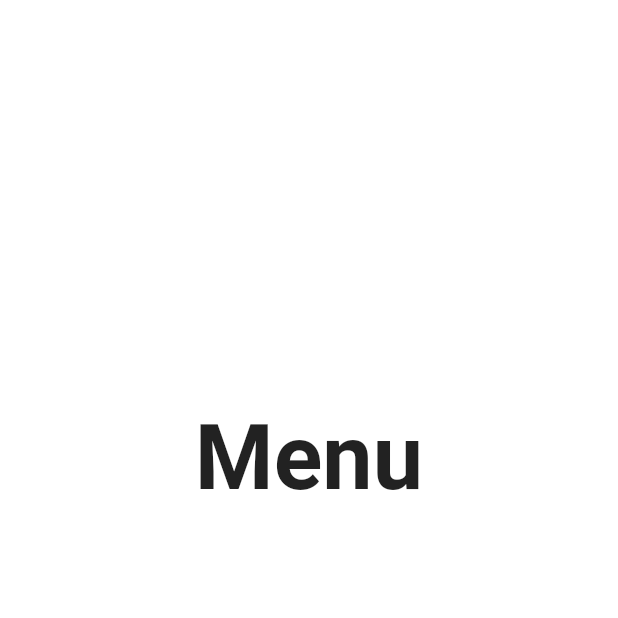
After one commit to softtechforgeeks/Food-Bazaar-App, a Flutter app: the menu_page screen opened directly, on a phone screen of 412 x 824 dp, the top half of it. The commit adds this screen. Run offline on Flutter 3.47's test engine with Material 2 defaults, Android fonts, the phone set to English and light mode, and no system bars; our stand-ins replace cloud_firestore, firebase_auth, firebase_core, fluttertoast, font_awesome_flutter, hexcolor and 1 more; missing offline and left inert: cloud_firestore_web, firebase_analytics_web, firebase_auth_web, firebase_core_web; accounts and stored records are empty.

Commit message:
page added

```diff
--- a/lib/common/theme_helper.dart
+++ b/lib/common/theme_helper.dart
@@ -1,7 +1,7 @@
 import 'package:flutter/material.dart';
 import 'package:hexcolor/hexcolor.dart';
 
-// this widget would be common for all
+// this widget would be common for all required
 class ThemeHelper {
   InputDecoration textInputDecoration(
       [String lableText = "", String hintText = ""]) {
--- /dev/null
+++ b/lib/pages/menu_page.dart
@@ -0,0 +1,46 @@
+import 'package:flutter_login_ui/pages/profile_page.dart';
+import 'package:flutter/material.dart';
+import 'package:flutter_login_ui/common/theme_helper.dart';
+import 'package:flutter_login_ui/services/auth.dart';
+
+//create a new page with a button
+class menu_page extends StatelessWidget {
+  const menu_page({Key? key}) : super(key: key);
+
+  @override
+  Widget build(BuildContext context) {
+    return Scaffold(
+      backgroundColor: Colors.white,
+      body: SingleChildScrollView(
+        child: Column(
+          children: [
+            Container(
+              height: 250,
+              //let's create a common header widget
+            ),
+            SafeArea(
+              child: Container(
+                  padding: EdgeInsets.fromLTRB(20, 10, 20, 10),
+                  margin: EdgeInsets.fromLTRB(
+                      20, 10, 20, 10), // This will be the login form
+                  child: Column(
+                    children: [
+                      Text(
+                        'Menu',
+                        style: TextStyle(
+                            fontSize: 60, fontWeight: FontWeight.bold),
+                      ) ]
+                  ),
+              ),
+            ),
+          ]
+        ),
+      ),
+    );
+
+
+                      // end work here
+
+
+  }
+}
```
